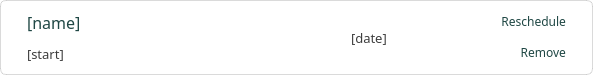
Qt form ui/item_appointments.ui (karlito20/AdoraFlowProject) before a commit.
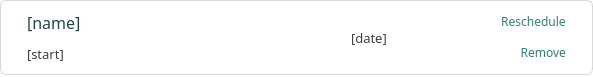
The same form after that commit.

The edit to the form file:
```diff
--- a/ui/item_appointments.ui
+++ b/ui/item_appointments.ui
@@ -619,21 +619,16 @@
            </property>
            <property name="styleSheet">
             <string notr="true">#resched_button {
-	background: white;
-	border-radius: 6px;
+	color: #367D77;
+	background: transparent;
 	border: 0px;
-	color: #1F4744;
-	text-align: right;
-
 }
 
 #resched_button:hover {
 	text-decoration: underline;
 }
 
-#resched_button:pressed {
-	text-decoration: underline;
-}</string>
+</string>
            </property>
            <property name="text">
             <string>Reschedule</string>
@@ -658,22 +653,17 @@
            </property>
            <property name="styleSheet">
             <string notr="true">#remove_button {
-	background: white;
-	border-radius: 6px;
+	color: #367D77;
+	background: transparent;
 	border: 0px;
-	color: #1F4744;
 	text-align: right;
-
-
 }
 
 #remove_button:hover {
 	text-decoration: underline;
 }
 
-#remove_button:pressed {
-	text-decoration: underline;
-}</string>
+</string>
            </property>
            <property name="text">
             <string>Remove</string>
```
